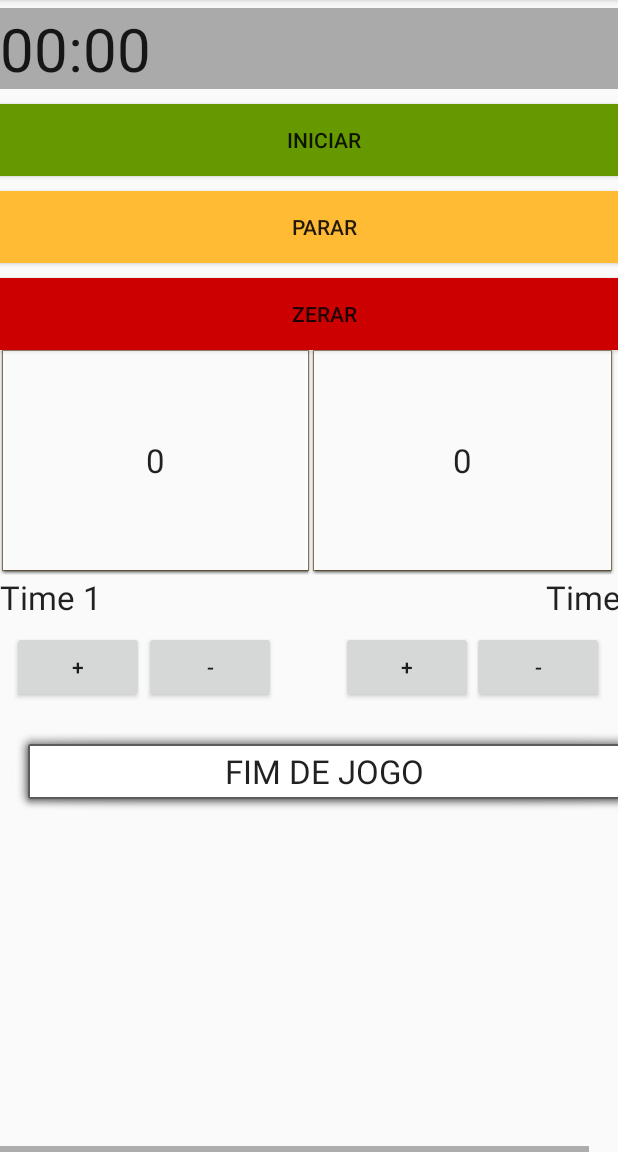
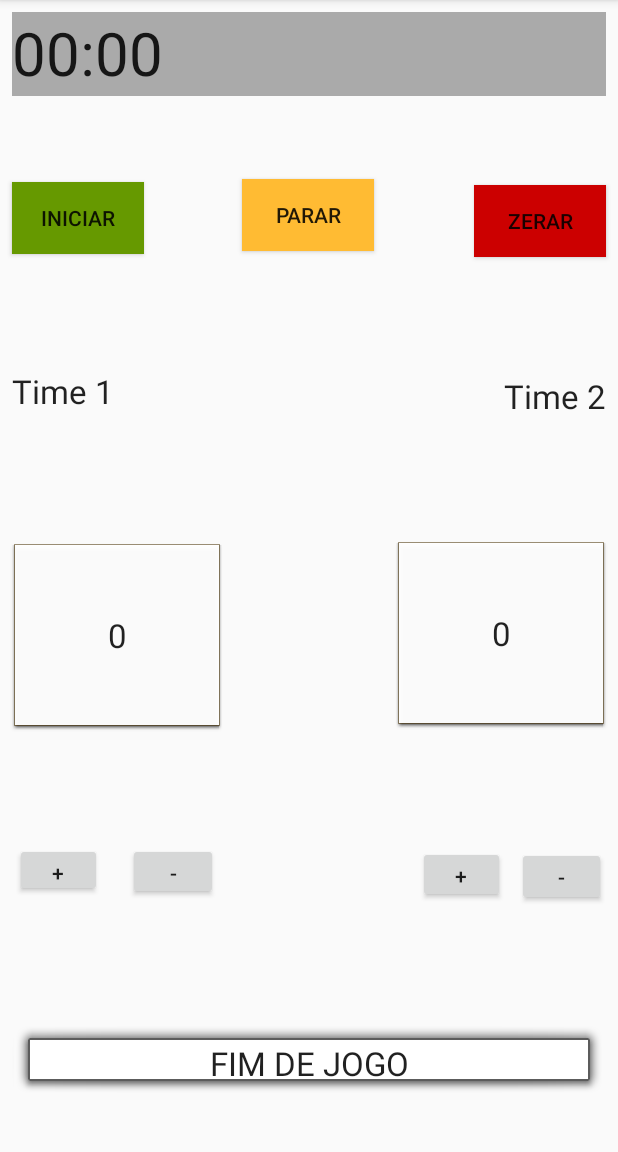
Before and after one commit to wagnermachado/MeuFut-LP2, an Android app: the Cronometro screen opened directly, with no data from a screen before it, on a phone screen of 412 x 824 dp, the part 84-1236 px from its top. Run offline under Robolectric (Android 15) with nearby library versions, the phone set to English and light mode, and no system bars.

Commit message:
Atualização 09/11/2017 - Layout

```diff
--- a/app/src/main/res/layout/activity_cronometro.xml
+++ b/app/src/main/res/layout/activity_cronometro.xml
@@ -1,6 +1,6 @@
 <?xml version="1.0" encoding="utf-8"?>
 
-    <LinearLayout     xmlns:android="http://schemas.android.com/apk/res/android"
+<android.support.constraint.ConstraintLayout    xmlns:android="http://schemas.android.com/apk/res/android"
     xmlns:app="http://schemas.android.com/apk/res-auto"
     xmlns:tools="http://schemas.android.com/tools"
     android:orientation="vertical"
@@ -8,175 +8,198 @@
     android:layout_height="fill_parent"
     android:weightSum="1">>
 
-        <HorizontalScrollView
-            android:layout_width="wrap_content"
-            android:layout_height="match_parent">
-
-            <ScrollView
-                android:layout_width="wrap_content"
-                android:layout_height="match_parent">
-
-                <LinearLayout
-                    android:layout_width="match_parent"
-                    android:layout_height="wrap_content"
-                    android:orientation="vertical">
-
     <Chronometer
         android:id="@+id/relogio"
-                        android:layout_width="match_parent"
-                        android:layout_height="wrap_content"
+        android:layout_width="0dp"
+        android:layout_height="56dp"
         android:layout_gravity="center"
-                        android:layout_marginTop="5dp"
-                        android:background="@android:color/darker_gray"
-                        android:textSize="40dip" />
-
-                    <Button
-                        android:id="@+id/btnStart"
-                        android:layout_width="match_parent"
-                        android:layout_height="wrap_content"
-                        android:layout_marginTop="10dp"
-                        android:background="@android:color/holo_green_dark"
-                        android:text="INICIAR" />
-
-                    <Button
-                        android:id="@+id/btnStop"
-                        android:layout_width="match_parent"
-                        android:layout_height="wrap_content"
-                        android:layout_marginTop="10dp"
-                        android:background="@android:color/holo_orange_light"
-                        android:text="PARAR" />
-
-                    <Button
-                        android:id="@+id/btnBlank"
-                        android:layout_width="match_parent"
-                        android:layout_height="wrap_content"
-                        android:layout_marginTop="10dp"
-                        android:background="@android:color/holo_red_dark"
-                        android:text="Zerar" />
-
-                    <GridLayout
-                        android:layout_width="match_parent"
-                        android:layout_height="match_parent">
-
-                        <Button
-                            android:id="@+id/plaTime2"
-                            android:layout_width="202dp"
-                            android:layout_height="150dp"
-                            android:layout_column="1"
-                            android:layout_row="0"
-                            android:background="@android:drawable/editbox_dropdown_light_frame"
-                            android:text="0"
-                            android:textAppearance="@style/TextAppearance.AppCompat.Large" />
-
-                        <Button
-                            android:id="@+id/plaTime1"
-                            android:layout_width="207dp"
-                            android:layout_height="150dp"
-                            android:layout_column="0"
-                            android:layout_row="0"
-                            android:background="@android:drawable/editbox_dropdown_light_frame"
-                            android:text="0"
-                            android:textAppearance="@style/TextAppearance.AppCompat.Large" />
-
-                    </GridLayout>
-
-                    <GridLayout
-                        android:layout_width="match_parent"
-                        android:layout_height="match_parent">
-
-                        <TextView
-                            android:id="@+id/txtTime1"
-                            android:layout_width="wrap_content"
-                            android:layout_height="wrap_content"
-                            android:text="Time 1"
-                            android:textAppearance="@style/TextAppearance.AppCompat.Large" />
-
-                        <TextView
-                            android:id="@+id/txtTime2"
-                            android:layout_width="wrap_content"
-                            android:layout_height="wrap_content"
-                            android:layout_column="28"
-                            android:layout_row="0"
-                            android:text="Time 2"
-                            android:textAppearance="@style/TextAppearance.AppCompat.Large" />
-                    </GridLayout>
-
-                    <android.support.constraint.ConstraintLayout
-                        android:layout_width="match_parent"
-                        android:layout_height="209dp">
-
-                        <Button
-                            android:id="@+id/btnCancela2"
-                            android:layout_width="wrap_content"
-                            android:layout_height="wrap_content"
         android:layout_marginBottom="8dp"
         android:layout_marginEnd="8dp"
         android:layout_marginLeft="8dp"
         android:layout_marginRight="8dp"
         android:layout_marginStart="8dp"
         android:layout_marginTop="8dp"
-                            android:text="-"
+        android:background="@android:color/darker_gray"
+        android:textSize="40dip"
         app:layout_constraintBottom_toBottomOf="parent"
-                            app:layout_constraintHorizontal_bias="0.935"
+        app:layout_constraintHorizontal_bias="0.0"
+        app:layout_constraintLeft_toLeftOf="parent"
         app:layout_constraintRight_toRightOf="parent"
-                            app:layout_constraintTop_toTopOf="parent"
-                            app:layout_constraintVertical_bias="0.0"
-                            app:layout_constraintLeft_toLeftOf="parent" />
-
-                        <Button
-                            android:id="@+id/btnGol2"
-                            android:layout_width="wrap_content"
-                            android:layout_height="wrap_content"
-                            android:layout_marginBottom="8dp"
-                            android:layout_marginLeft="212dp"
-                            android:layout_marginStart="227dp"
-                            android:layout_marginTop="8dp"
-                            android:text="+"
-                            app:layout_constraintBottom_toBottomOf="parent"
-                            app:layout_constraintLeft_toLeftOf="parent"
         app:layout_constraintTop_toTopOf="parent"
         app:layout_constraintVertical_bias="0.0" />
 
     <Button
+        android:id="@+id/btnStart"
+        android:background="@android:color/holo_green_dark"
+        android:text="INICIAR"
+        android:layout_marginRight="8dp"
+        android:layout_marginLeft="8dp"
+        app:layout_constraintLeft_toLeftOf="parent"
+        android:layout_width="wrap_content"
+        android:layout_height="wrap_content"
+
+        app:layout_constraintHorizontal_bias="0.0"
+        app:layout_constraintBottom_toBottomOf="parent"
+        android:layout_marginBottom="8dp"
+        app:layout_constraintTop_toTopOf="parent"
+        android:layout_marginTop="8dp"
+        app:layout_constraintVertical_bias="0.161"
+        app:layout_constraintRight_toRightOf="@+id/btnBlank"
+        android:layout_marginStart="8dp"
+        android:layout_marginEnd="8dp" />
+
+    <Button
+        android:id="@+id/btnStop"
+
+        android:background="@android:color/holo_orange_light"
+        android:text="PARAR"
+        app:layout_constraintRight_toLeftOf="@+id/btnBlank"
+        android:layout_marginRight="8dp"
+        android:layout_width="wrap_content"
+        android:layout_height="wrap_content"
+        app:layout_constraintTop_toTopOf="@+id/relogio"
+        android:layout_marginTop="8dp"
+        app:layout_constraintBottom_toBottomOf="@+id/btnFim"
+        android:layout_marginBottom="8dp"
+        app:layout_constraintVertical_bias="0.156"
+        android:layout_marginLeft="8dp"
+        app:layout_constraintLeft_toRightOf="@+id/btnStart"
+        android:layout_marginStart="8dp"
+        android:layout_marginEnd="8dp"
+        app:layout_constraintHorizontal_bias="0.495" />
+
+    <Button
         android:id="@+id/btnCancela1"
+        android:layout_width="60dp"
+        android:layout_height="38dp"
+        android:text="-"
+        android:layout_marginStart="9dp"
+        app:layout_constraintBottom_toBottomOf="parent"
+        android:layout_marginBottom="8dp"
+        app:layout_constraintTop_toTopOf="parent"
+        android:layout_marginTop="8dp"
+        app:layout_constraintVertical_bias="0.776"
+        android:layout_marginLeft="76dp"
+        app:layout_constraintLeft_toLeftOf="parent"
+        android:layout_marginRight="8dp"
+        app:layout_constraintRight_toRightOf="parent"
+        app:layout_constraintHorizontal_bias="0.227" />
+
+    <Button
+        android:id="@+id/btnBlank"
+
         android:layout_width="wrap_content"
         android:layout_height="wrap_content"
         android:layout_marginBottom="8dp"
-                            android:layout_marginEnd="35dp"
-                            android:layout_marginLeft="8dp"
-                            android:layout_marginRight="35dp"
-                            android:layout_marginStart="8dp"
+        android:layout_marginEnd="8dp"
+        android:layout_marginRight="1dp"
         android:layout_marginTop="8dp"
-                            android:text="-"
+        android:background="@android:color/holo_red_dark"
+        android:text="Zerar"
         app:layout_constraintBottom_toBottomOf="parent"
-                            app:layout_constraintHorizontal_bias="0.916"
-                            app:layout_constraintLeft_toLeftOf="parent"
-                            app:layout_constraintRight_toLeftOf="@+id/btnGol2"
+        app:layout_constraintRight_toRightOf="parent"
         app:layout_constraintTop_toTopOf="parent"
-                            app:layout_constraintVertical_bias="0.0" />
+        app:layout_constraintVertical_bias="0.164" />
 
     <Button
-                            android:id="@+id/btnGol1"
-                            android:layout_width="wrap_content"
-                            android:layout_height="wrap_content"
+        android:id="@+id/btnGol2"
+        android:layout_width="58dp"
+        android:layout_height="38dp"
+        android:layout_marginEnd="8dp"
+        android:layout_marginStart="227dp"
+
+        android:text="+"
+        app:layout_constraintRight_toLeftOf="@+id/btnCancela2"
+        android:layout_marginRight="23dp"
+        app:layout_constraintTop_toTopOf="parent"
+        android:layout_marginTop="8dp"
+        app:layout_constraintBottom_toBottomOf="parent"
+        android:layout_marginBottom="8dp"
+        app:layout_constraintVertical_bias="0.779" />
+
+    <Button
+        android:id="@+id/plaTime2"
+        android:layout_width="140dp"
+        android:layout_height="124dp"
+        android:layout_column="1"
+        android:layout_marginEnd="8dp"
+        android:layout_marginStart="8dp"
+        android:layout_row="0"
+        android:background="@android:drawable/editbox_dropdown_light_frame"
+        android:text="0"
+        android:textAppearance="@style/TextAppearance.AppCompat.Large"
+        app:layout_constraintTop_toTopOf="parent"
+        android:layout_marginTop="8dp"
+        app:layout_constraintBottom_toBottomOf="parent"
+        android:layout_marginBottom="8dp"
+        app:layout_constraintVertical_bias="0.563"
+        android:layout_marginLeft="148dp"
+        app:layout_constraintLeft_toLeftOf="parent"
+        android:layout_marginRight="8dp"
+        app:layout_constraintRight_toRightOf="parent"
+        app:layout_constraintHorizontal_bias="1.0" />
+
+    <Button
+        android:id="@+id/plaTime1"
+        android:layout_width="140dp"
+        android:layout_height="124dp"
+        android:layout_column="0"
         android:layout_marginBottom="8dp"
         android:layout_marginEnd="8dp"
         android:layout_marginLeft="8dp"
         android:layout_marginRight="8dp"
         android:layout_marginStart="8dp"
         android:layout_marginTop="8dp"
-                            android:text="+"
+        android:layout_row="0"
+        android:background="@android:drawable/editbox_dropdown_light_frame"
+        android:text="0"
+        android:textAppearance="@style/TextAppearance.AppCompat.Large"
         app:layout_constraintBottom_toBottomOf="parent"
         app:layout_constraintHorizontal_bias="0.0"
         app:layout_constraintLeft_toLeftOf="parent"
+        app:layout_constraintRight_toRightOf="@+id/plaTime2"
+        app:layout_constraintTop_toTopOf="parent"
+        app:layout_constraintVertical_bias="0.565" />
+
+    <Button
+        android:id="@+id/btnGol1"
+        android:layout_width="58dp"
+        android:layout_height="36dp"
+        android:text="+"
+        app:layout_constraintTop_toTopOf="parent"
+        android:layout_marginTop="8dp"
+        app:layout_constraintBottom_toBottomOf="parent"
+        android:layout_marginBottom="8dp"
+        app:layout_constraintVertical_bias="0.774"
         app:layout_constraintRight_toLeftOf="@+id/btnCancela1"
+        android:layout_marginRight="8dp"
+        android:layout_marginLeft="8dp"
+        app:layout_constraintLeft_toLeftOf="parent"
+        app:layout_constraintHorizontal_bias="0.181" />
+
+    <TextView
+        android:id="@+id/txtTime1"
+        android:layout_width="wrap_content"
+        android:layout_height="wrap_content"
+        android:layout_marginEnd="169dp"
+        android:text="Time 1"
+        android:textAppearance="@style/TextAppearance.AppCompat.Large"
+        android:layout_marginStart="8dp"
+        app:layout_constraintRight_toLeftOf="@+id/txtTime2"
+        android:layout_marginRight="8dp"
+        android:layout_marginLeft="8dp"
+        app:layout_constraintLeft_toLeftOf="parent"
         app:layout_constraintTop_toTopOf="parent"
-                            app:layout_constraintVertical_bias="0.0" />
+        android:layout_marginTop="8dp"
+        app:layout_constraintBottom_toBottomOf="parent"
+        android:layout_marginBottom="8dp"
+        app:layout_constraintHorizontal_bias="0.0"
+        app:layout_constraintVertical_bias="0.329" />
 
     <Button
         android:id="@+id/btnFim"
-                            android:layout_width="416dp"
-                            android:layout_height="58dp"
+        android:layout_width="0dp"
+        android:layout_height="50dp"
         android:layout_marginEnd="8dp"
         android:layout_marginLeft="8dp"
         android:layout_marginRight="8dp"
@@ -185,15 +208,45 @@
         android:text="FIM DE JOGO"
         android:textAppearance="@style/TextAppearance.AppCompat.Large"
         app:layout_constraintBottom_toBottomOf="parent"
-                            app:layout_constraintHorizontal_bias="0.523"
+        app:layout_constraintHorizontal_bias="0.562"
         app:layout_constraintLeft_toLeftOf="parent"
         app:layout_constraintRight_toRightOf="parent"
         app:layout_constraintTop_toTopOf="parent"
-                            app:layout_constraintVertical_bias="0.496" />
+        app:layout_constraintVertical_bias="0.953" />
+
+    <TextView
+        android:id="@+id/txtTime2"
+        android:layout_width="wrap_content"
+        android:layout_height="wrap_content"
+        android:layout_column="28"
+        android:layout_marginBottom="8dp"
+        android:layout_marginEnd="8dp"
+        android:layout_marginLeft="8dp"
+        android:layout_marginRight="8dp"
+        android:layout_marginStart="8dp"
+        android:layout_marginTop="8dp"
+        android:layout_row="0"
+        android:text="Time 2"
+        android:textAppearance="@style/TextAppearance.AppCompat.Large"
+        app:layout_constraintBottom_toBottomOf="parent"
+        app:layout_constraintHorizontal_bias="1.0"
+        app:layout_constraintLeft_toLeftOf="parent"
+        app:layout_constraintRight_toRightOf="parent"
+        app:layout_constraintTop_toTopOf="@+id/btnBlank"
+        app:layout_constraintVertical_bias="0.197" />
+
+    <Button
+        android:id="@+id/btnCancela2"
+        android:layout_width="59dp"
+        android:layout_height="39dp"
+        android:layout_marginEnd="8dp"
+        android:text="-"
+        android:layout_marginRight="16dp"
+        app:layout_constraintRight_toRightOf="parent"
+        app:layout_constraintTop_toTopOf="parent"
+        android:layout_marginTop="8dp"
+        app:layout_constraintBottom_toBottomOf="parent"
+        android:layout_marginBottom="8dp"
+        app:layout_constraintVertical_bias="0.781" />
 
 </android.support.constraint.ConstraintLayout>
-                </LinearLayout>
-            </ScrollView>
-        </HorizontalScrollView>
-
-    </LinearLayout>
```
Also changed, not shown: app/src/main/res/layout/activity_main.xml (+77 -36 lines), 5 other files. Lines whose indentation alone changed are shown as unchanged.
